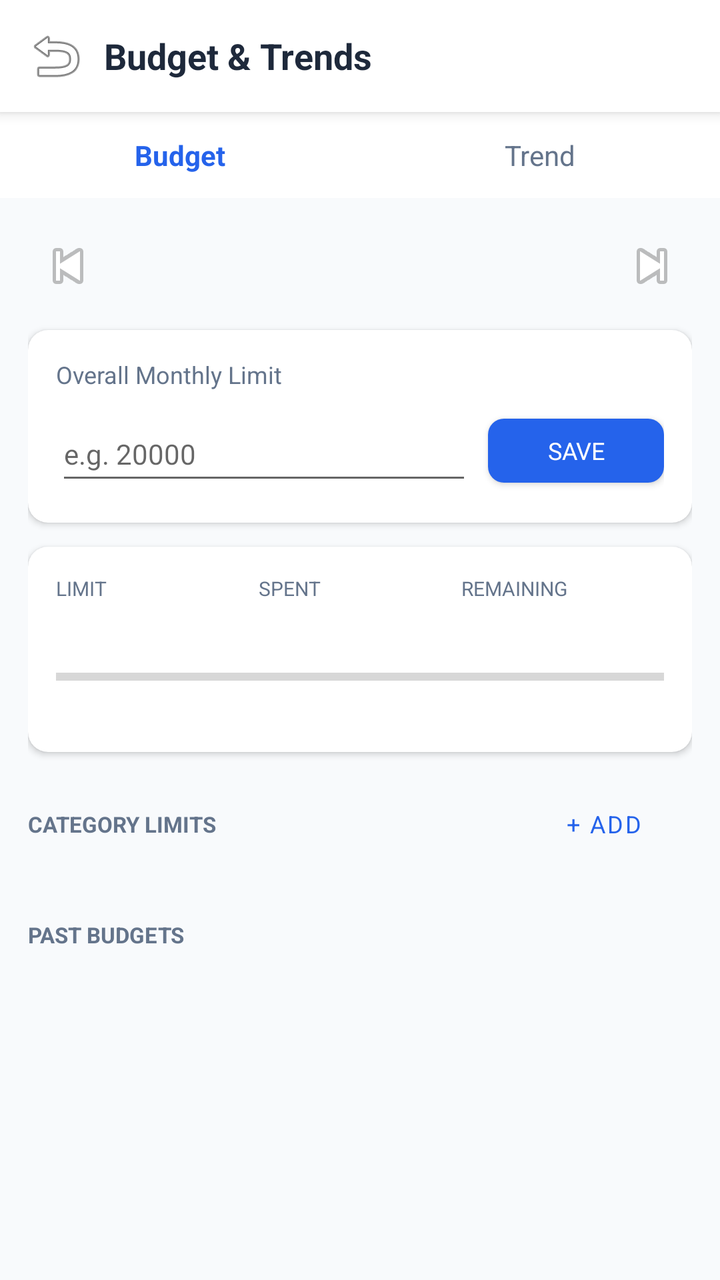
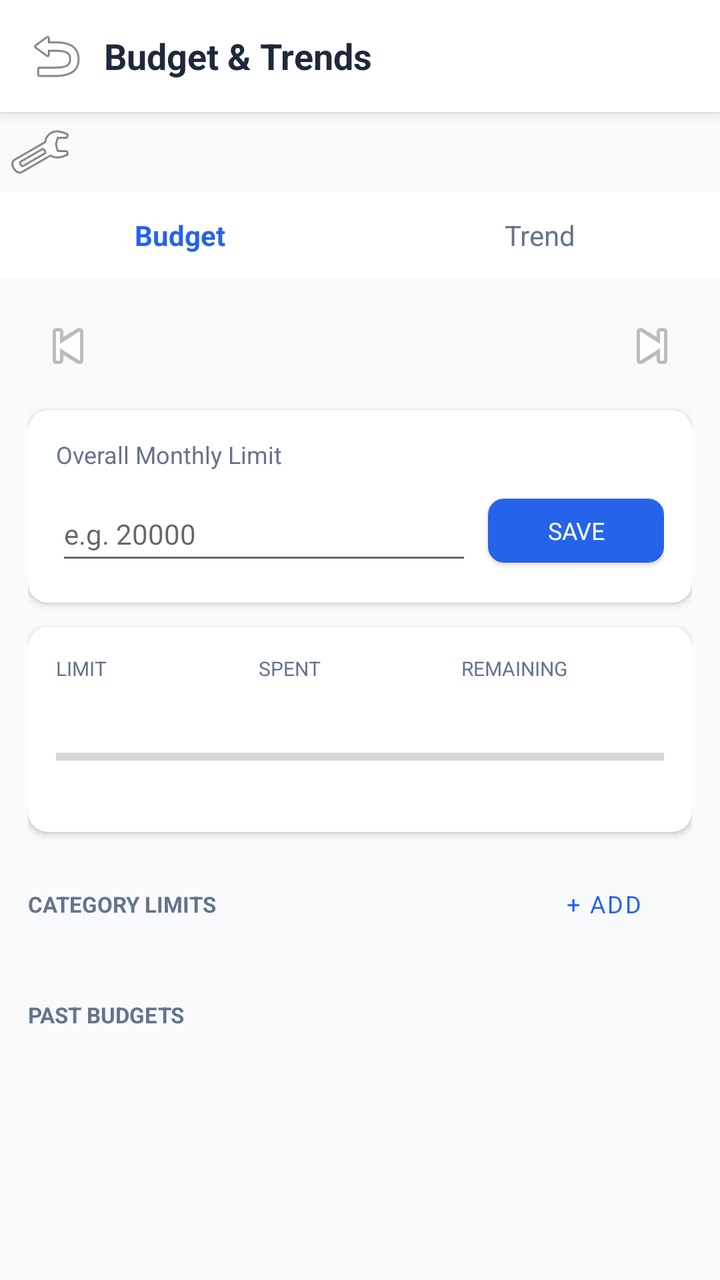

An Android layout rendered at two revisions. The XML below is the earlier revision; the diff shows what the commit changed to produce the second picture.
<!-- AndroidManifest.xml: application theme Theme.ExpenseOS -->
<!-- res/layout/activity_budget.xml -->
<?xml version="1.0" encoding="utf-8"?>
<LinearLayout xmlns:android="http://schemas.android.com/apk/res/android"
    android:layout_width="match_parent"
    android:layout_height="match_parent"
    android:background="@color/bg"
    android:orientation="vertical">

    
    <LinearLayout
        android:layout_width="match_parent"
        android:layout_height="56dp"
        android:background="@color/nav_bg"
        android:elevation="4dp"
        android:gravity="center_vertical"
        android:orientation="horizontal"
        android:paddingHorizontal="8dp">

        <ImageButton
            android:id="@+id/btnBudgetBack"
            android:layout_width="40dp"
            android:layout_height="40dp"
            android:background="?attr/selectableItemBackgroundBorderless"
            android:contentDescription="Back"
            android:src="@android:drawable/ic_menu_revert" />

        <TextView
            android:layout_width="0dp"
            android:layout_height="wrap_content"
            android:layout_weight="1"
            android:paddingStart="4dp"
            android:text="Budget &amp; Trends"
            android:textColor="@color/text"
            android:textSize="18sp"
            android:textStyle="bold" />
    </LinearLayout>

    
    <LinearLayout
        android:layout_width="match_parent"
        android:layout_height="wrap_content"
        android:background="@color/nav_bg"
        android:orientation="horizontal">

        <TextView
            android:id="@+id/tabBudget"
            android:layout_width="0dp"
            android:layout_height="wrap_content"
            android:layout_weight="1"
            android:gravity="center"
            android:paddingVertical="12dp"
            android:text="Budget"
            android:textColor="@color/primary"
            android:textSize="14sp"
            android:textStyle="bold" />

        <TextView
            android:id="@+id/tabTrend"
            android:layout_width="0dp"
            android:layout_height="wrap_content"
            android:layout_weight="1"
            android:gravity="center"
            android:paddingVertical="12dp"
            android:text="Trend"
            android:textColor="@color/text_muted"
            android:textSize="14sp" />
    </LinearLayout>

    <ScrollView
        android:layout_width="match_parent"
        android:layout_height="match_parent">

        <LinearLayout
            android:layout_width="match_parent"
            android:layout_height="wrap_content"
            android:orientation="vertical"
            android:padding="14dp">

            
            <LinearLayout
                android:id="@+id/panelBudget"
                android:layout_width="match_parent"
                android:layout_height="wrap_content"
                android:orientation="vertical">

                
                <LinearLayout
                    android:layout_width="match_parent"
                    android:layout_height="wrap_content"
                    android:layout_marginBottom="12dp"
                    android:gravity="center_vertical"
                    android:orientation="horizontal">

                    <ImageButton
                        android:id="@+id/btnPrevMonth"
                        android:layout_width="40dp"
                        android:layout_height="40dp"
                        android:background="?attr/selectableItemBackgroundBorderless"
                        android:contentDescription="Previous month"
                        android:src="@android:drawable/ic_media_previous" />

                    <TextView
                        android:id="@+id/tvBudgetMonth"
                        android:layout_width="0dp"
                        android:layout_height="wrap_content"
                        android:layout_weight="1"
                        android:gravity="center"
                        android:textColor="@color/text"
                        android:textSize="16sp"
                        android:textStyle="bold" />

                    <ImageButton
                        android:id="@+id/btnNextMonth"
                        android:layout_width="40dp"
                        android:layout_height="40dp"
                        android:background="?attr/selectableItemBackgroundBorderless"
                        android:contentDescription="Next month"
                        android:src="@android:drawable/ic_media_next" />
                </LinearLayout>

                
                <androidx.cardview.widget.CardView xmlns:app="http://schemas.android.com/apk/res-auto"
                    android:layout_width="match_parent"
                    android:layout_height="wrap_content"
                    android:layout_marginBottom="12dp"
                    app:cardCornerRadius="10dp"
                    app:cardElevation="2dp">

                    <LinearLayout
                        android:layout_width="match_parent"
                        android:layout_height="wrap_content"
                        android:orientation="vertical"
                        android:padding="14dp">

                        <TextView
                            android:layout_width="wrap_content"
                            android:layout_height="wrap_content"
                            android:layout_marginBottom="8dp"
                            android:text="Overall Monthly Limit"
                            android:textColor="@color/text_muted"
                            android:textSize="12sp" />

                        <LinearLayout
                            android:layout_width="match_parent"
                            android:layout_height="wrap_content"
                            android:gravity="center_vertical"
                            android:orientation="horizontal">

                            <EditText
                                android:id="@+id/etOverallLimit"
                                android:layout_width="0dp"
                                android:layout_height="44dp"
                                android:layout_marginEnd="8dp"
                                android:layout_weight="1"
                                android:hint="e.g. 20000"
                                android:inputType="numberDecimal"
                                android:textSize="14sp" />

                            <Button
                                android:id="@+id/btnSaveOverallLimit"
                                style="@style/BtnPrimary"
                                android:layout_width="wrap_content"
                                android:layout_height="44dp"
                                android:paddingHorizontal="16dp"
                                android:text="Save"
                                android:textSize="12sp" />
                        </LinearLayout>
                    </LinearLayout>
                </androidx.cardview.widget.CardView>

                <TextView
                    android:id="@+id/noBudgetMsg"
                    android:layout_width="match_parent"
                    android:layout_height="wrap_content"
                    android:layout_marginBottom="12dp"
                    android:background="#FEF9C3"
                    android:padding="10dp"
                    android:text="No budget set for this month yet — set an overall limit above to get started."
                    android:textColor="@color/amber"
                    android:textSize="12sp"
                    android:visibility="gone" />

                
                <androidx.cardview.widget.CardView
                    android:id="@+id/summaryCard"
                    xmlns:app="http://schemas.android.com/apk/res-auto"
                    android:layout_width="match_parent"
                    android:layout_height="wrap_content"
                    android:layout_marginBottom="12dp"
                    app:cardCornerRadius="10dp"
                    app:cardElevation="2dp">

                    <LinearLayout
                        android:layout_width="match_parent"
                        android:layout_height="wrap_content"
                        android:orientation="vertical"
                        android:padding="14dp">

                        <LinearLayout
                            android:layout_width="match_parent"
                            android:layout_height="wrap_content"
                            android:orientation="horizontal">

                            <LinearLayout
                                android:layout_width="0dp"
                                android:layout_height="wrap_content"
                                android:layout_weight="1"
                                android:orientation="vertical">

                                <TextView
                                    android:layout_width="wrap_content"
                                    android:layout_height="wrap_content"
                                    android:text="LIMIT"
                                    android:textColor="@color/text_muted"
                                    android:textSize="10sp" />

                                <TextView
                                    android:id="@+id/tvOverallLimitDisplay"
                                    android:layout_width="wrap_content"
                                    android:layout_height="wrap_content"
                                    android:textColor="@color/text"
                                    android:textSize="15sp"
                                    android:textStyle="bold" />
                            </LinearLayout>

                            <LinearLayout
                                android:layout_width="0dp"
                                android:layout_height="wrap_content"
                                android:layout_weight="1"
                                android:orientation="vertical">

                                <TextView
                                    android:layout_width="wrap_content"
                                    android:layout_height="wrap_content"
                                    android:text="SPENT"
                                    android:textColor="@color/text_muted"
                                    android:textSize="10sp" />

                                <TextView
                                    android:id="@+id/tvSpent"
                                    android:layout_width="wrap_content"
                                    android:layout_height="wrap_content"
                                    android:textColor="@color/red"
                                    android:textSize="15sp"
                                    android:textStyle="bold" />
                            </LinearLayout>

                            <LinearLayout
                                android:layout_width="0dp"
                                android:layout_height="wrap_content"
                                android:layout_weight="1"
                                android:orientation="vertical">

                                <TextView
                                    android:layout_width="wrap_content"
                                    android:layout_height="wrap_content"
                                    android:text="REMAINING"
                                    android:textColor="@color/text_muted"
                                    android:textSize="10sp" />

                                <TextView
                                    android:id="@+id/tvRemaining"
                                    android:layout_width="wrap_content"
                                    android:layout_height="wrap_content"
                                    android:textSize="15sp"
                                    android:textStyle="bold" />
                            </LinearLayout>
                        </LinearLayout>

                        <ProgressBar
                            android:id="@+id/pbOverall"
                            style="?android:attr/progressBarStyleHorizontal"
                            android:layout_width="match_parent"
                            android:layout_height="10dp"
                            android:layout_marginTop="12dp"
                            android:max="100" />

                        <TextView
                            android:id="@+id/tvUsedPct"
                            android:layout_width="match_parent"
                            android:layout_height="wrap_content"
                            android:layout_marginTop="4dp"
                            android:gravity="end"
                            android:textColor="@color/text_muted"
                            android:textSize="11sp" />
                    </LinearLayout>
                </androidx.cardview.widget.CardView>

                
                <LinearLayout
                    android:id="@+id/categorySection"
                    android:layout_width="match_parent"
                    android:layout_height="wrap_content"
                    android:layout_marginBottom="16dp"
                    android:orientation="vertical">

                    <LinearLayout
                        android:layout_width="match_parent"
                        android:layout_height="wrap_content"
                        android:layout_marginBottom="8dp"
                        android:gravity="center_vertical"
                        android:orientation="horizontal">

                        <TextView
                            android:layout_width="0dp"
                            android:layout_height="wrap_content"
                            android:layout_weight="1"
                            android:text="CATEGORY LIMITS"
                            android:textColor="@color/text_muted"
                            android:textSize="11sp"
                            android:textStyle="bold" />

                        <Button
                            android:id="@+id/btnAddCategoryBudget"
                            style="@style/Widget.MaterialComponents.Button.TextButton"
                            android:layout_width="wrap_content"
                            android:layout_height="wrap_content"
                            android:text="+ Add"
                            android:textSize="12sp" />
                    </LinearLayout>

                    <androidx.recyclerview.widget.RecyclerView
                        android:id="@+id/rvBudgetCategories"
                        android:layout_width="match_parent"
                        android:layout_height="wrap_content"
                        android:nestedScrollingEnabled="false" />
                </LinearLayout>

                
                <TextView
                    android:layout_width="wrap_content"
                    android:layout_height="wrap_content"
                    android:layout_marginBottom="8dp"
                    android:text="PAST BUDGETS"
                    android:textColor="@color/text_muted"
                    android:textSize="11sp"
                    android:textStyle="bold" />

                <androidx.recyclerview.widget.RecyclerView
                    android:id="@+id/rvPastBudgets"
                    android:layout_width="match_parent"
                    android:layout_height="wrap_content"
                    android:nestedScrollingEnabled="false" />
            </LinearLayout>

            
            <LinearLayout
                android:id="@+id/panelTrend"
                android:layout_width="match_parent"
                android:layout_height="wrap_content"
                android:orientation="vertical"
                android:visibility="gone">

                <Spinner
                    android:id="@+id/spTrendMonths"
                    android:layout_width="wrap_content"
                    android:layout_height="wrap_content"
                    android:layout_marginBottom="12dp" />

                <androidx.cardview.widget.CardView xmlns:app="http://schemas.android.com/apk/res-auto"
                    android:layout_width="match_parent"
                    android:layout_height="wrap_content"
                    android:layout_marginBottom="12dp"
                    app:cardCornerRadius="10dp"
                    app:cardElevation="2dp">

                    <LinearLayout
                        android:layout_width="match_parent"
                        android:layout_height="wrap_content"
                        android:orientation="vertical"
                        android:padding="10dp">

                        <TextView
                            android:layout_width="wrap_content"
                            android:layout_height="wrap_content"
                            android:layout_marginBottom="6dp"
                            android:paddingStart="4dp"
                            android:text="Income vs Expense"
                            android:textColor="@color/text_muted"
                            android:textSize="11sp"
                            android:textStyle="bold" />

                        <com.github.mikephil.charting.charts.BarChart
                            android:id="@+id/barMonthlyTrend"
                            android:layout_width="match_parent"
                            android:layout_height="240dp" />
                    </LinearLayout>
                </androidx.cardview.widget.CardView>

                <androidx.cardview.widget.CardView xmlns:app="http://schemas.android.com/apk/res-auto"
                    android:layout_width="match_parent"
                    android:layout_height="wrap_content"
                    app:cardCornerRadius="10dp"
                    app:cardElevation="2dp">

                    <LinearLayout
                        android:layout_width="match_parent"
                        android:layout_height="wrap_content"
                        android:orientation="vertical"
                        android:padding="10dp">

                        <TextView
                            android:layout_width="wrap_content"
                            android:layout_height="wrap_content"
                            android:layout_marginBottom="6dp"
                            android:paddingStart="4dp"
                            android:text="Spend by Category"
                            android:textColor="@color/text_muted"
                            android:textSize="11sp"
                            android:textStyle="bold" />

                        <com.github.mikephil.charting.charts.PieChart
                            android:id="@+id/pieCategoryTrend"
                            android:layout_width="match_parent"
                            android:layout_height="280dp" />
                    </LinearLayout>
                </androidx.cardview.widget.CardView>
            </LinearLayout>
        </LinearLayout>
    </ScrollView>
</LinearLayout>
<!-- resources referenced by this layout -->
<resources>
  <color name="amber">#D97706</color>
  <color name="bg">#F8FAFC</color>
  <color name="nav_bg">#FFFFFF</color>
  <color name="primary">#2563EB</color>
  <color name="red">#DC2626</color>
  <color name="text">#1E293B</color>
  <color name="text_muted">#64748B</color>
  <style name="BtnPrimary" parent="Widget.MaterialComponents.Button">
          <item name="backgroundTint">@color/primary</item>
          <item name="android:textColor">@color/white</item>
          <item name="cornerRadius">8dp</item>
          <item name="android:letterSpacing">0</item>
      </style>
  <style name="Theme.ExpenseOS" parent="Theme.MaterialComponents.Light.NoActionBar">
          <item name="colorPrimary">@color/primary</item>
          <item name="colorPrimaryDark">@color/primary_dark</item>
          <item name="colorAccent">@color/primary</item>
          <item name="android:windowBackground">@color/bg</item>
          <item name="android:fontFamily">sans-serif</item>
          <item name="android:statusBarColor">@color/primary_dark</item>
      </style>
  <color name="white">#FFFFFF</color>
  <color name="primary_dark">#1D4ED8</color>
</resources>

<!-- the commit's change to res/layout/activity_budget.xml (unified diff, before → after) -->
@@ -33,6 +33,14 @@
             android:textSize="18sp"
             android:textStyle="bold" />
     </LinearLayout>
+    
+    <ImageButton
+        android:id="@+id/btnConfigureBudget"
+        android:layout_width="40dp"
+        android:layout_height="40dp"
+        android:background="?attr/selectableItemBackgroundBorderless"
+        android:src="@android:drawable/ic_menu_manage"
+        android:contentDescription="Configure Budget" />
 
     
     <LinearLayout
@@ -180,8 +188,7 @@
                     android:visibility="gone" />
 
                 
-                <androidx.cardview.widget.CardView
-                    android:id="@+id/summaryCard"
+                <androidx.cardview.widget.CardView android:id="@+id/summaryCard"
                     xmlns:app="http://schemas.android.com/apk/res-auto"
                     android:layout_width="match_parent"
                     android:layout_height="wrap_content"
